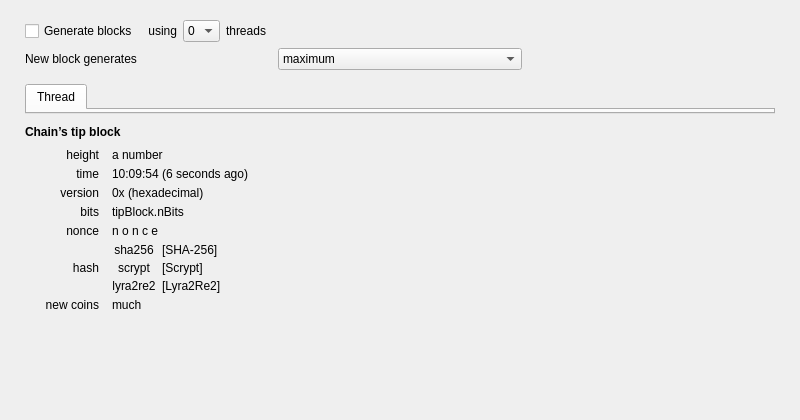
First picture: the form in src/qt/forms/generatecoinspage.ui, repository VadiqueMe/dogecoin, before the edit.
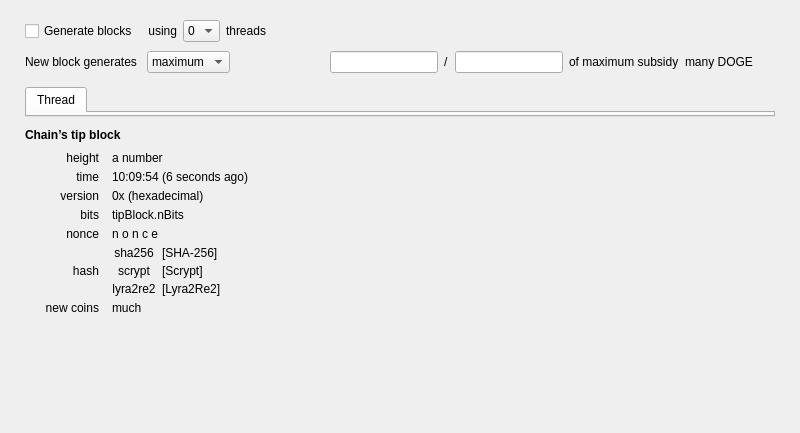
Second picture: the form after the edit. Custom widgets are drawn as their Qt base class.

Commit message: choose how many coins to generate by a new block

```diff
--- a/src/qt/forms/generatecoinspage.ui
+++ b/src/qt/forms/generatecoinspage.ui
@@ -7,7 +7,7 @@
     <x>0</x>
     <y>0</y>
     <width>800</width>
-    <height>420</height>
+    <height>433</height>
    </rect>
   </property>
   <property name="windowTitle">
@@ -103,6 +103,22 @@
      </item>
     </layout>
    </item>
+   <item>
+    <spacer name="verticalSpacerAfterGenerateBeforeSubsidy">
+     <property name="orientation">
+      <enum>Qt::Vertical</enum>
+     </property>
+     <property name="sizeType">
+      <enum>QSizePolicy::Fixed</enum>
+     </property>
+     <property name="sizeHint" stdset="0">
+      <size>
+       <width>1</width>
+       <height>3</height>
+      </size>
+     </property>
+    </spacer>
+   </item>
    <item>
     <layout class="QHBoxLayout" name="newBlockSubsidyHLayout">
      <item>
@@ -163,6 +179,76 @@
        </property>
       </widget>
      </item>
+     <item>
+      <spacer name="horizontalSpacerAfterSubsidy">
+       <property name="orientation">
+        <enum>Qt::Horizontal</enum>
+       </property>
+       <property name="sizeType">
+        <enum>QSizePolicy::Fixed</enum>
+       </property>
+       <property name="sizeHint" stdset="0">
+        <size>
+         <width>4</width>
+         <height>1</height>
+        </size>
+       </property>
+      </spacer>
+     </item>
+     <item>
+      <widget class="QLineEdit" name="newCoinsFirstLineEdit">
+       <property name="inputMethodHints">
+        <set>Qt::ImhFormattedNumbersOnly</set>
+       </property>
+       <property name="text">
+        <string notr="true"/>
+       </property>
+      </widget>
+     </item>
+     <item>
+      <widget class="QLabel" name="newCoinsDivideLabel">
+       <property name="text">
+        <string notr="true">/</string>
+       </property>
+      </widget>
+     </item>
+     <item>
+      <widget class="QLineEdit" name="newCoinsSecondLineEdit">
+       <property name="inputMethodHints">
+        <set>Qt::ImhDigitsOnly</set>
+       </property>
+       <property name="text">
+        <string notr="true"/>
+       </property>
+      </widget>
+     </item>
+     <item>
+      <widget class="QLabel" name="ofMaxSubsidyText">
+       <property name="text">
+        <string notr="true">of maximum subsidy</string>
+       </property>
+      </widget>
+     </item>
+     <item>
+      <widget class="QLabel" name="ofMaxSubsidyAmount">
+       <property name="text">
+        <string notr="true">many DOGE</string>
+       </property>
+      </widget>
+     </item>
+     <item>
+      <spacer name="horizontalSpacerAfterMaxSubsidyAmount">
+       <property name="orientation">
+        <enum>Qt::Horizontal</enum>
+       </property>
+       <property name="sizeHint" stdset="0">
+        <size>
+         <width>5</width>
+         <height>1</height>
+        </size>
+       </property>
+      </spacer>
+     </item>
     </layout>
    </item>
    <item>
```
Left out of the diff: 2 changed lines with no effect on the pictures. The commit also changes 29 other files.
